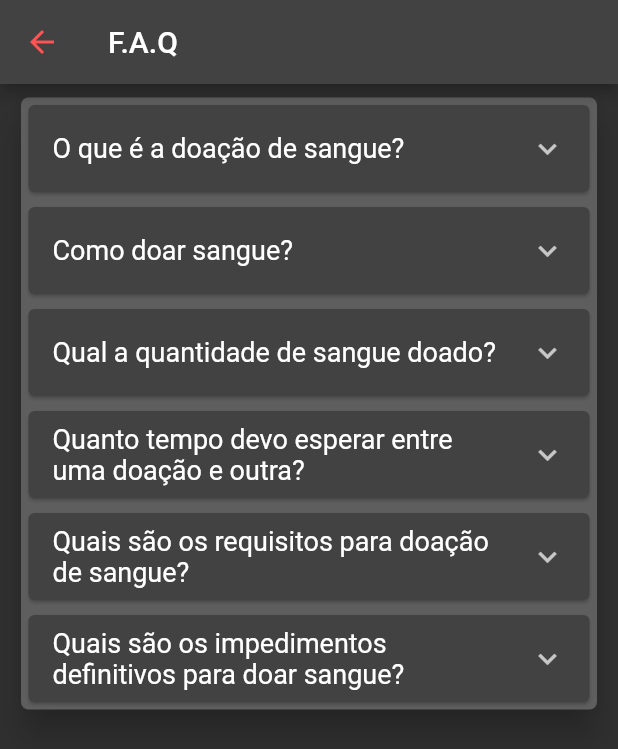
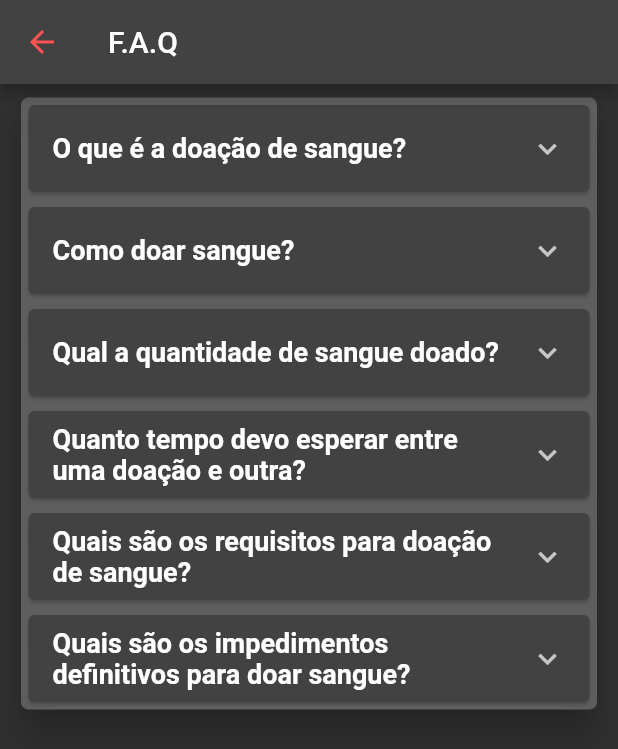
Before and after one commit to jsgorlon/doe_sangue, a Flutter app: the AboutPage screen opened by its route, on a phone screen of 412 x 824 dp. Shown: the top 749 px of the screen. Run offline on Flutter 3.47's test engine with Material 2 defaults, Android fonts, the phone set to English and light mode, and no system bars; our stand-ins replace auto_size_text, mask_text_input_formatter; missing offline and left inert: maps_launcher.

Commit message:
AutoSizedText

```diff
--- a/lib/views/android/about.page.dart
+++ b/lib/views/android/about.page.dart
@@ -36,6 +36,7 @@ class AboutPage extends StatelessWidget {
                       title: Text('O que é a doação de sangue?',
                         style: TextStyle(
                           fontSize: 18,
+                          fontWeight: FontWeight.bold,
                         ),
                       ),
                       textColor: Colors.redAccent,
@@ -47,7 +48,8 @@ class AboutPage extends StatelessWidget {
                         'O objetivo é manter os estoques de sangue sempre abastecidos e não apenas em datas específicas ou quando algum conhecido precisar. Agora que você entende a importância deste ato de solidariedade, faça a sua parte. Vá ao hemocentro mais próximo e doe sangue regularmente. Vidas dependem de você!\n',
                         textAlign: TextAlign.justify,
                         style: TextStyle(
-                          fontSize: 16,
+                          fontSize: 18,
+                          fontWeight: FontWeight.w300,
                         ),
                         )
                           ),
@@ -61,6 +63,7 @@ class AboutPage extends StatelessWidget {
                       title: Text('Como doar sangue?',
                         style: TextStyle(
                           fontSize: 18,
+                          fontWeight: FontWeight.bold,
                         ),
                       ),
                       textColor: Colors.redAccent,
@@ -68,7 +71,8 @@ class AboutPage extends StatelessWidget {
                         ListTile(title: Text('Para doar sangue, basta procurar as unidades de coleta de sangue, como os Hemocentros, para checar se você atende aos requisitos necessários para a doação. Existem impedimentos temporários e também impedimentos definitivos. No mais, basta estar imbuído pelo desejo de ajudar o próximo.\n',
                         textAlign: TextAlign.justify,
                         style: TextStyle(
-                          fontSize: 16,
+                          fontSize: 18,
+                          fontWeight: FontWeight.w300,
                         ),
                         )
                           ),
@@ -82,6 +86,7 @@ class AboutPage extends StatelessWidget {
                       title: Text('Qual a quantidade de sangue doado?',
                         style: TextStyle(
                           fontSize: 18,
+                          fontWeight: FontWeight.bold,
                         ),
                       ),
                       textColor: Colors.redAccent,
@@ -89,7 +94,8 @@ class AboutPage extends StatelessWidget {
                         ListTile(title: Text('Uma pessoa adulta tem, em média, 5 litros de sangue. Em cada doação, o máximo de sangue retirado é de 450 ml.\n',
                         textAlign: TextAlign.justify,
                         style: TextStyle(
-                          fontSize: 16,
+                          fontSize: 18,
+                          fontWeight: FontWeight.w300,
                         ),
                         )
                           ),
@@ -103,6 +109,7 @@ class AboutPage extends StatelessWidget {
                       title: Text('Quanto tempo devo esperar entre uma doação e outra?',
                         style: TextStyle(
                           fontSize: 18,
+                          fontWeight: FontWeight.bold,
                         ),
                       ),
                       textColor: Colors.redAccent,
@@ -111,7 +118,8 @@ class AboutPage extends StatelessWidget {
                         'Já para as mulheres, o intervalo entre as doações é de 3 meses, podendo realizar, no máximo, 3 doações anuais.\n',
                         textAlign: TextAlign.justify,
                         style: TextStyle(
-                          fontSize: 16,
+                          fontSize: 18,
+                          fontWeight: FontWeight.w300,
                         ),
                         )
                           ),
@@ -125,6 +133,7 @@ class AboutPage extends StatelessWidget {
                       title: Text('Quais são os requisitos para doação de sangue?',
                         style: TextStyle(
                           fontSize: 18,
+                          fontWeight: FontWeight.bold,
                         ),
                       ),
                       textColor: Colors.redAccent,
@@ -132,7 +141,8 @@ class AboutPage extends StatelessWidget {
                         ListTile(title: Text('Podem doar sangue pessoas entre 16 e 69 anos e que estejam pesando mais de 50kg. Além disso, é preciso apresentar documento oficial com foto e menores de 18 anos só podem doar com consentimento formal dos responsáveis. Pessoas com febre, gripe ou resfriado, diarreia recente, grávidas e mulheres no pós-parto não podem doar temporariamente.\n',
                         textAlign: TextAlign.justify,
                         style: TextStyle(
-                          fontSize: 16,
+                          fontSize: 18,
+                          fontWeight: FontWeight.w300,
                         ),
                         )
                           ),
@@ -146,17 +156,19 @@ class AboutPage extends StatelessWidget {
                       title: Text('Quais são os impedimentos definitivos para doar sangue?',
                         style: TextStyle(
                           fontSize: 18,
+                          fontWeight: FontWeight.bold,
                         ),
                       ),
                       textColor: Colors.redAccent,
                       children: [
-                        ListTile(title: Text('Ter passado por um quadro de hepatite após os 11 anos de idade;\n\n'
-                          'Evidência clínica ou laboratorial das seguintes doenças transmissíveis pelo sangue: Hepatites B e C, AIDS (vírus HIV), doenças associadas ao vírus HTLV I e II e Doenças de Chagas;\n\n'
-                          'Uso de drogas ilícitas injetáveis;\n\n'
-                          'Malária.\n',
+                        ListTile(title: Text('- Ter passado por um quadro de hepatite após os 11 anos de idade;\n\n'
+                          '- Evidência clínica ou laboratorial das seguintes doenças transmissíveis pelo sangue: Hepatites B e C, AIDS (vírus HIV), doenças associadas ao vírus HTLV I e II e Doenças de Chagas;\n\n'
+                          '- Uso de drogas ilícitas injetáveis;\n\n'
+                          '- Malária.\n',
                         textAlign: TextAlign.justify,
                         style: TextStyle(
-                          fontSize: 16,
+                          fontSize: 18,
+                          fontWeight: FontWeight.w300,
                         ),
                         )
                           ),
--- a/lib/views/android/widgets/campanha.card.dart
+++ b/lib/views/android/widgets/campanha.card.dart
@@ -91,7 +91,7 @@ class CampanhaCard extends StatelessWidget {
       actions: <Widget>[
         TextButton(
           onPressed: () => Navigator.pop(context),
-          child: const Text('Cancel'),
+          child: const Text('Cancelar'),
         ),
         TextButton(
           onPressed: () {
--- a/pubspec.yaml
+++ b/pubspec.yaml
@@ -38,6 +38,7 @@ dependencies:
   cupertino_icons: ^1.0.2
   maps_launcher: ^2.0.1
   mask_text_input_formatter: ^2.4.0
+  auto_size_text: ^3.0.0
 
 dev_dependencies:
   flutter_test:
```
Also changed, not shown: lib/views/android/profile.page.dart (+39 -12 lines), lib/views/android/widgets/resumo.card.dart (+78 -37 lines), pubspec.lock.
